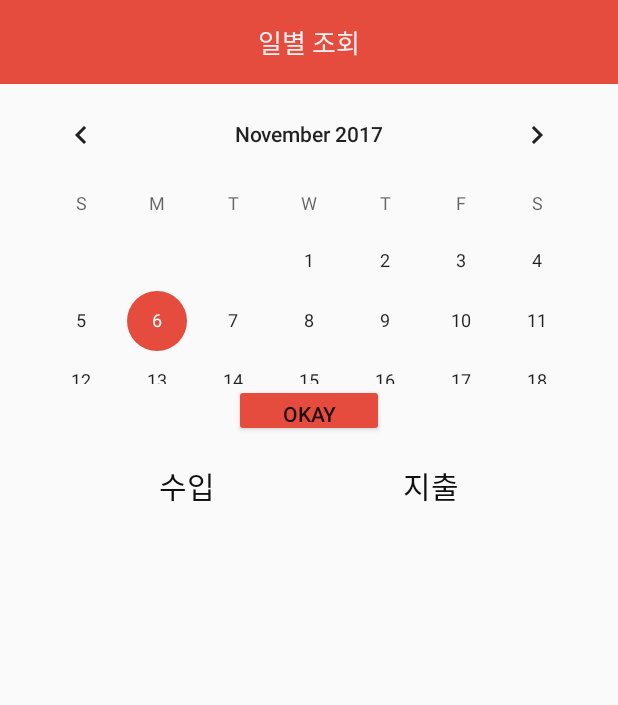
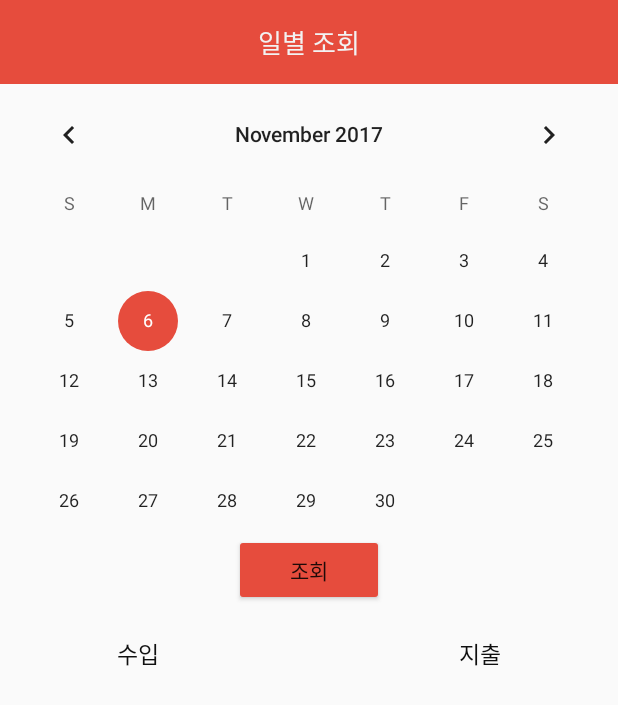
Before and after one commit to jutopiha/joy-android-ver-2.0, an Android app: the layout fragment_daily.xml on its own in the app's theme, with its tools: preview values and no code run, on a phone screen of 412 x 824 dp. Shown: the top 705 px of the screen. Run offline under Robolectric (Android 15) with nearby library versions, the phone set to English and light mode, and no system bars; Roboto replaces fonts that are not available here.

Commit message:
일별조회 UI 수정

```diff
--- a/app/src/main/res/layout/fragment_daily.xml
+++ b/app/src/main/res/layout/fragment_daily.xml
@@ -1,14 +1,9 @@
-<ScrollView
+<RelativeLayout
     xmlns:android="http://schemas.android.com/apk/res/android"
     android:layout_width="match_parent"
     android:layout_height="match_parent">
 
-    <RelativeLayout
-        android:orientation= "vertical"
-        android:layout_width="match_parent"
-        android:layout_height="match_parent"
-        >
-        <!-- 버튼과 조회하기 텍스트를 보여주는 linearLayout-->
+    <!--일별조회 타이틀 -->
     <RelativeLayout
         android:id="@+id/relativeTitle"
         android:layout_width="match_parent"
@@ -19,142 +14,156 @@
             android:layout_width="wrap_content"
             android:layout_height="wrap_content"
             android:text="일별 조회"
-                android:textSize="17sp"
+            android:textSize="17dp"
             android:textColor="@color/light_gray"
             android:layout_margin="10dp"
             android:layout_centerVertical="true"
             android:layout_centerHorizontal="true"/>
     </RelativeLayout>
 
-        <RelativeLayout
-            android:id="@+id/relativeCalendar"
+    <!--일별조회 내용-->
+    <ScrollView
+        android:id="@+id/scrollV"
         android:layout_width="match_parent"
-            android:layout_height="wrap_content"
-            android:layout_marginLeft="17dp"
-            android:layout_marginStart="17dp"
-            android:layout_marginBottom="17dp"
-            android:layout_centerHorizontal="true"
+        android:layout_height="match_parent"
         android:layout_below="@id/relativeTitle">
 
-            <!-- 임시 minDate maxDate-->
+        <RelativeLayout
+            android:layout_width="match_parent"
+            android:layout_height="match_parent">
+
+            <!--캘린더-->
             <CalendarView
                 android:id="@+id/calendar"
-                android:layout_width="500dp"
-                android:layout_height="200dp"
+                android:layout_width="match_parent"
+                android:layout_height="300dp"
                 android:layout_centerHorizontal="true"
                 android:selectedWeekBackgroundColor="#00ff0000"
                 android:unfocusedMonthDateColor="#00ff0000"
                 android:weekSeparatorLineColor="#00ff0000"
                 android:minDate="01/01/2017"
-                android:showWeekNumber="false" />
+                android:showWeekNumber="false">
+            </CalendarView>
 
-            <!-- btnDaily로 이름 바꾸는게 좋을 듯-->
+            <!--날짜바꾸는 Button-->
             <Button
-                android:id="@+id/objectBtn"
-                android:text="Okay"
+                android:id="@+id/dailyBtn"
                 android:layout_width="100dp"
-                android:layout_height="35dp"
-                android:theme = "@style/MyButton"
-                android:layout_below="@id/calendar"
-                android:layout_centerHorizontal="true"/>
-        </RelativeLayout>
+                android:layout_height="wrap_content"
+                android:theme="@style/MyButton"
+                android:text="조회"
+                android:layout_centerHorizontal="true"
+                android:layout_below="@id/calendar"/>
 
+            <!--수입, 지출 타이틀-->
             <RelativeLayout
                 android:id="@+id/relativeSubtitle"
-            android:layout_width="200dp"
-            android:layout_height="wrap_content"
-            android:layout_below="@id/relativeCalendar"
-            android:layout_centerHorizontal="true">
-
-            <!-- 원래 id textView & text 띄울 때 넣어주기로 수정할까?-->
-            <TextView
-                android:id="@+id/tvDailyIncome"
-                android:layout_width="wrap_content"
-                android:layout_height="wrap_content"
-                android:text="수입"
-                android:textSize="20dp"
-                android:textColor="@color/heavy_gray"
-                android:layout_alignParentLeft="true"/>
-
-            <TextView
-                android:id="@+id/tvDailyExpense"
-                android:layout_width="wrap_content"
-                android:layout_height="wrap_content"
-                android:text = "지출"
-                android:textSize="20dp"
-                android:textColor="@color/heavy_gray"
-                android:layout_alignParentRight="true"/>
-
-        </RelativeLayout>
-
-        <RelativeLayout
-            android:id="@+id/relativeTotal"
                 android:layout_width="match_parent"
                 android:layout_height="wrap_content"
-            android:layout_below="@id/relativeSubtitle"
+                android:layout_below="@id/dailyBtn"
+                android:layout_centerHorizontal="true"
                 android:layout_marginTop="20dp">
 
                 <TextView
                     android:id="@+id/fakeView1"
                     android:layout_width="wrap_content"
                     android:layout_height="wrap_content"
-                android:padding="50dp"
                     android:layout_centerInParent="true"
-                />
+                    android:layout_marginLeft="100dp"
+                    android:layout_marginRight="100dp"/>
 
-            <!-- 이름 바꾸기 -->
+                <TextView
+                    android:id="@+id/tvDailyIncome"
+                    android:layout_width="wrap_content"
+                    android:layout_height="wrap_content"
+                    android:text="수입"
+                    android:textSize="15dp"
+                    android:textColor="@color/heavy_gray"
+                    android:layout_toLeftOf="@id/fakeView1"/>
+
+                <TextView
+                    android:id="@+id/tvDailyExpense"
+                    android:layout_width="wrap_content"
+                    android:layout_height="wrap_content"
+                    android:text="지출"
+                    android:textSize="15dp"
+                    android:textColor="@color/heavy_gray"
+                    android:layout_toRightOf="@id/fakeView1"/>
+            </RelativeLayout>
+
+            <!--총 수입, 총 지출-->
+            <RelativeLayout
+                android:id="@+id/relativeTotal"
+                android:layout_width="match_parent"
+                android:layout_height="wrap_content"
+                android:layout_below="@id/relativeSubtitle"
+                android:layout_marginTop="10dp">
+
+                <TextView
+                    android:id="@+id/fakeView2"
+                    android:layout_width="wrap_content"
+                    android:layout_height="wrap_content"
+                    android:layout_marginLeft="30dp"
+                    android:layout_marginRight="30dp"
+                    android:layout_centerInParent="true"/>
+
                 <TextView
                     android:id="@+id/allIncomeTv"
                     android:layout_width="wrap_content"
                     android:layout_height="wrap_content"
-                android:textSize="20dp"
-                android:textColor="#000000"
-                android:layout_toLeftOf="@id/fakeView1"/>
+                    android:textColor="@color/heavy_gray"
+                    android:textSize="18dp"
+                    android:layout_toLeftOf="@id/fakeView2"/>
 
                 <TextView
                     android:id="@+id/allExpenseTv"
                     android:layout_width="wrap_content"
                     android:layout_height="wrap_content"
-                android:textSize="20dp"
-                android:textColor="#000000"
-                android:layout_toRightOf="@id/fakeView1"/>
+                    android:textColor="@color/heavy_gray"
+                    android:textSize="18dp"
+                    android:layout_toRightOf="@id/fakeView2"/>
 
             </RelativeLayout>
 
-
-        <!--수입과 지출 List를 위한 LinearLayout-->
-
-
+            <!--수입, 지출 리스트-->
             <RelativeLayout
                 android:id="@+id/lists"
                 android:layout_width="match_parent"
                 android:layout_height="wrap_content"
                 android:layout_below="@id/relativeTotal"
-            android:layout_marginTop = "20dp">
+                android:layout_marginTop="40dp">
 
                 <TextView
-                android:id="@+id/fakeView2"
+                    android:id="@+id/fakeView3"
                     android:layout_width="wrap_content"
                     android:layout_height="wrap_content"
-                android:padding="25dp"
                     android:layout_centerInParent="true"/>
 
                 <ListView
                     android:id="@+id/incomeList"
                     android:layout_width="wrap_content"
-                android:layout_height="wrap_content"
+                    android:layout_height="200dp"
                     android:divider="#00000000"
                     android:dividerHeight="5dp"
-                android:layout_toLeftOf="@id/fakeView2"/>
+                    android:layout_marginLeft="20dp"
+                    android:layout_marginBottom="10dp"
+                    android:layout_toLeftOf="@id/fakeView3">
+                </ListView>
 
                 <ListView
                     android:id="@+id/expenseList"
                     android:layout_width="wrap_content"
-                android:layout_height="wrap_content"
+                    android:layout_height="200dp"
                     android:divider="#00000000"
                     android:dividerHeight="5dp"
-                android:layout_toRightOf="@id/fakeView2"/>
+                    android:layout_marginLeft="15dp"
+                    android:layout_marginBottom="10dp"
+                    android:layout_marginRight="10dp"
+                    android:layout_toRightOf="@id/fakeView3">
+                </ListView>
 
             </RelativeLayout>
         </RelativeLayout>
     </ScrollView>
+
+</RelativeLayout>
```
Lines whose indentation alone changed are shown as unchanged.
